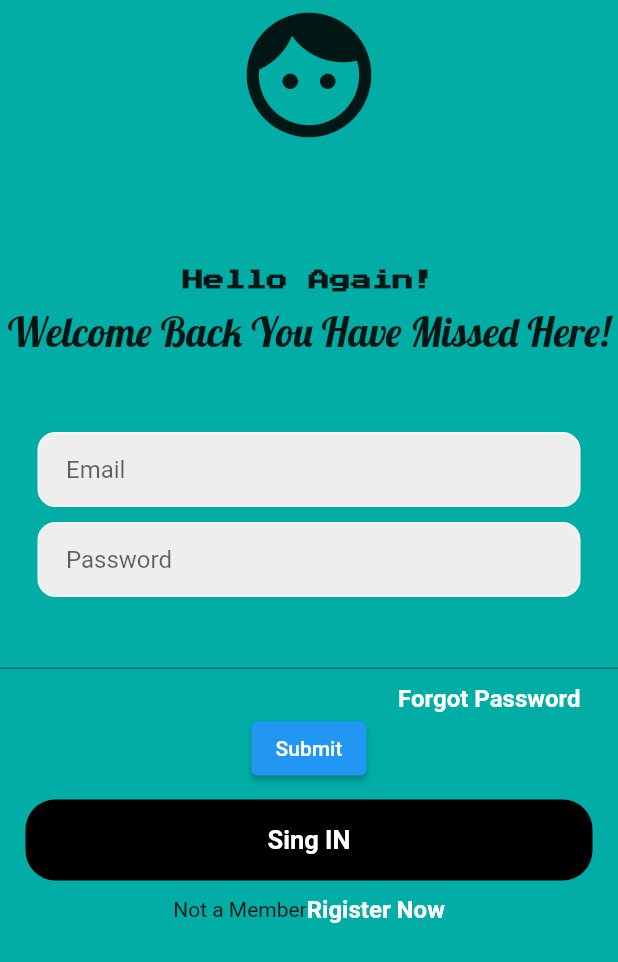
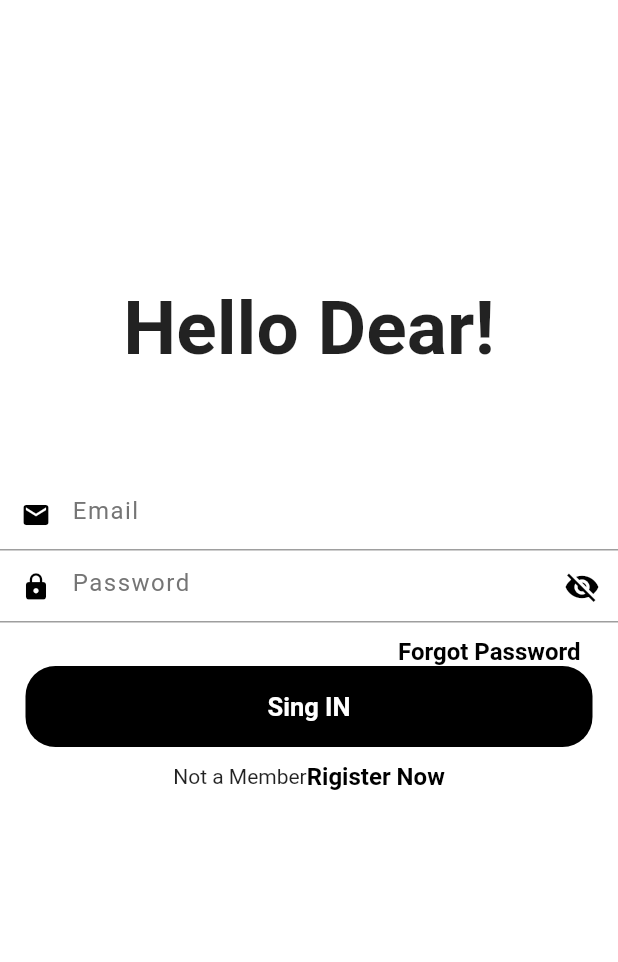
Before and after one commit to cwy7576/Application-, a Flutter app: the LoginPage screen opened directly with empty values, on a phone screen of 412 x 824 dp. Shown: the top 962 px of the screen. Run offline on Flutter 3.47's test engine with Material 2 defaults, Android fonts, the phone set to English and light mode, and no system bars; our stand-ins replace cloud_firestore, firebase_auth, firebase_core, google_fonts, math_expressions, pinput; accounts and stored records are empty; Roboto replaces fonts that are missing (Montaga).

Commit message:
new desing

```diff
--- a/lib/pages/login_ui_page.dart
+++ b/lib/pages/login_ui_page.dart
@@ -1,5 +1,6 @@
 import 'package:firebase_auth/firebase_auth.dart';
 import 'package:flutter/material.dart';
+// ignore: unused_import
 import 'package:google_fonts/google_fonts.dart';
 
 import 'ForgotPasswordPage.dart';
@@ -13,6 +14,31 @@ class LoginPage extends StatefulWidget {
 }
 
 class _LoginPageState extends State<LoginPage> {
+  bool _isHidden = true;
+
+  void _togglePasswordView() {
+    setState(() {
+      _isHidden = !_isHidden;
+    });
+  }
+  //   bool _obscureText = false;
+  // late String _password;
+
+  // // Toggles the password show status
+  // void _toggle() {
+  //   setState(() {
+  //     _obscureText = !_obscureText;
+  //   });
+  // }
+
+  //   @override
+  // void initState() {
+  //   // TODO: implement initState
+
+  //   super.initState();
+  // }
+
+
   final _formKey = GlobalKey<FormState>();
 
 // GlobalKey>FormState> formkey = GlobalKey<FormState>();
@@ -41,6 +67,7 @@ class _LoginPageState extends State<LoginPage> {
     Navigator.of(context).pop();
   }
 
+
   void dispose() {
     _emailContorller.dispose();
     _passwordContorller.dispose();
@@ -51,7 +78,7 @@ class _LoginPageState extends State<LoginPage> {
   @override
   Widget build(BuildContext context) {
     return Scaffold(
-      backgroundColor: const Color.fromARGB(255, 2, 173, 165),
+      backgroundColor: Color.fromARGB(255, 255, 255, 255),
       // appBar: AppBar(
       //   centerTitle: true,
       //   title: const Text('LOgIN'),
@@ -62,100 +89,158 @@ class _LoginPageState extends State<LoginPage> {
             crossAxisAlignment: CrossAxisAlignment.center,
             mainAxisAlignment: MainAxisAlignment.center,
             children: [
-              const Icon(
-                Icons.face,
-                size: 100,
-              ),
+              // const Icon(
+              //   Icons.login,
+              //   size: 100,
+              // ),
 
               const SizedBox(
-                height: 80,
+                height: 190,
               ),
 
               // hellow again
 
               Text(
-                'Hello Again!',
-                style: GoogleFonts.pressStart2p(
+                'Hello Dear!',
+                style: GoogleFonts.montaga(
                   textStyle: const TextStyle(
                     fontWeight: FontWeight.bold,
+                    fontSize: 50,
                   ),
                 ),
               ),
               const SizedBox(
                 height: 10,
               ),
-              Text(
-                'Welcome Back You Have Missed Here!',
-                style: GoogleFonts.lobster(
-                  textStyle: const TextStyle(
-                    fontSize: 27,
-                  ),
-                ),
+              // Text(
+              //   'Welcome Back You Have Missed Here!',
+              //   style: GoogleFonts.lobster(
+              //     textStyle: const TextStyle(
+              //       fontSize: 27,
+              //     ),
+              //   ),
 
-                // style: TextStyle(
-                //   fontSize: 20,
-                // ),
-              ),
+              //   // style: TextStyle(
+              //   //   fontSize: 20,
+              //   // ),
+              // ),
               const SizedBox(
                 height: 50,
               ),
 
               // text email
-              Padding(
-                padding: const EdgeInsets.symmetric(horizontal: 25.0),
-                child: Container(
-                  decoration: BoxDecoration(
-                    color: Colors.grey[200],
-                    border: Border.all(color: Colors.white),
-                    borderRadius: BorderRadius.circular(12),
+              // Padding(
+              //   padding: const EdgeInsets.symmetric(horizontal: 25.0),
+              //   child: Container(
+              //     decoration: BoxDecoration(
+              //       color: Colors.grey[200],
+              //       border: Border.all(color: Colors.white),
+              //       borderRadius: BorderRadius.circular(12),
+              //     ),
+              //     child: Padding(
+              //       padding: const EdgeInsets.only(left: 18),
+              //       child: TextField(
+              //         key: _formKey,
+              //         controller: _emailContorller,
+              //         decoration: const InputDecoration(
+              //           border: InputBorder.none,
+              //           hintText: 'Email',
+              //           prefixIcon: Icon(Icons.email,
+              //           size: 20,
+              //           color: Colors.black,)
+              //         ),
+
+              //       ),
+              //     ),
+              //   ),
+              // ),
+              // password TExt FIeld
+              const SizedBox(
+                height: 10,
+              ),
+              Center(
+                    child: TextField(
+                  controller: _emailContorller,
+                  cursorColor: Color.fromARGB(255, 0, 0, 0),
+                  decoration: InputDecoration(
+                    focusedBorder: const OutlineInputBorder(
+                      borderSide: BorderSide(color: Color.fromARGB(255, 0, 0, 0), width: 2.0),
+                    ),
+                    hintText: 'Email',
+                    prefixIcon: Icon(Icons.email,
+                        size: 20,
+                        color: Colors.black,),
+
+                    hintStyle: TextStyle(
+                      color: Colors.grey[600],
+                      letterSpacing: 1.0,
+                    ),
                   ),
-                  child: Padding(
-                    padding: const EdgeInsets.only(left: 18),
-                    child: TextField(
-                      key: _formKey,
-                      controller: _emailContorller,
-                      decoration: const InputDecoration(
-                        border: InputBorder.none,
-                        hintText: 'Email',
+                )),
+              // Padding(
+              //   padding: const EdgeInsets.symmetric(horizontal: 25.0),
+              //   child: Container(
+              //     decoration: BoxDecoration(
+              //       color: Colors.grey[200],
+              //       border: Border.all(color: Colors.white),
+              //       borderRadius: BorderRadius.circular(12),
+              //     ),
+              //     child: Padding(
+              //       padding: const EdgeInsets.only(left: 18),
+              //       child: TextField(
+              //         controller: _passwordContorller,
+              //         obscureText: true,
+
+              //         decoration: const InputDecoration(
+              //           border: InputBorder.none,
+              //           hintText: 'Password',
+              //            prefixIcon: Icon(Icons.lock,
+              //           size: 20,
+              //           color: Colors.black,),
+              //         ),
+
+              //       ),
+              //     ),
+              //   ),
+              // ),
+              Center(
+                  child: TextField(
+                    cursorColor: Color.fromARGB(255, 0, 0, 0),
+                    controller: _passwordContorller,
+                    obscureText: _isHidden,
+                    decoration: InputDecoration(
+                      focusedBorder: const OutlineInputBorder(
+                        borderSide:
+                            BorderSide(color: Color.fromARGB(255, 0, 0, 0), width: 2.0),
+                      ),
+                      hintText: 'Password',
+                      prefixIcon: Icon(Icons.lock,
+                        size: 20,
+                        color: Colors.black,),
+
+                      hintStyle: TextStyle(
+                        color: Colors.grey[600],
+                        letterSpacing: 1.0,
+                      ),
+                      suffixIcon: GestureDetector(
+                        onTap: _togglePasswordView,
+                        child: Icon(
+                          _isHidden ? Icons.visibility_off : Icons.visibility,
+                          color: Color.fromARGB(255, 0, 0, 0),
+                        ),
                       ),
                     ),
                   ),
                 ),
-              ),
-              // password TExt FIeld
-              const SizedBox(
-                height: 10,
-              ),
-              Padding(
-                padding: const EdgeInsets.symmetric(horizontal: 25.0),
-                child: Container(
-                  decoration: BoxDecoration(
-                    color: Colors.grey[200],
-                    border: Border.all(color: Colors.white),
-                    borderRadius: BorderRadius.circular(12),
-                  ),
-                  child: Padding(
-                    padding: const EdgeInsets.only(left: 18),
-                    child: TextField(
-                      controller: _passwordContorller,
-                      obscureText: true,
-                      decoration: const InputDecoration(
-                        border: InputBorder.none,
-                        hintText: 'Password',
-                      ),
-                    ),
-                  ),
-                ),
-              ),
-              TextFormField(
-                // The validator receives the text that the user has entered.
-                validator: (value) {
-                  if (value == null || value.isEmpty) {
-                    return 'Please enter Email and Password';
-                  } else
-                    return null;
-                },
-              ),
+              // TextFormField(
+              //   // The validator receives the text that the user has entered.
+              //   validator: (value) {
+              //     if (value == null || value.isEmpty) {
+              //       return 'Please enter Email and Password';
+              //     } else
+              //       return null;
+              //   },
+              // ),
               const SizedBox(
                 height: 10.0,
               ),
@@ -180,28 +265,28 @@ class _LoginPageState extends State<LoginPage> {
                           style: TextStyle(
                             fontWeight: FontWeight.bold,
                             fontSize: 16,
-                            color: Colors.white,
+                            color: Color.fromARGB(255, 0, 0, 0),
                           ),
                         )),
                   ],
                 ),
               ),
-              ElevatedButton(
-                onPressed: () {
-                  // Validate returns true if the form is valid, or false otherwise.
-                  if (_formKey.currentState!.validate()) {
-                    // If the form is valid, display a snackbar. In the real world,
-                    // you'd often call a server or save the information in a database.
-                    ScaffoldMessenger.of(context).showSnackBar(
-                      const SnackBar(content: Text('Processing Data')),
-                    );
-                  }
-                },
-                child: const Text('Submit'),
-              ),
-              const SizedBox(
-                height: 10.0,
-              ),
+              // ElevatedButton(
+              //   onPressed: () {
+              //     // Validate returns true if the form is valid, or false otherwise.
+              //     if (_formKey.currentState!.validate()) {
+              //       // If the form is valid, display a snackbar. In the real world,
+              //       // you'd often call a server or save the information in a database.
+              //       ScaffoldMessenger.of(context).showSnackBar(
+              //         const SnackBar(content: Text('Processing Data')),
+              //       );
+              //     }
+              //   },
+              //   child: const Text('Submit'),
+              // ),
+              // const SizedBox(
+              //   height: 10.0,
+              // ),
               //sing in buttom
               Padding(
                   padding: const EdgeInsets.symmetric(horizontal: 17.0),
@@ -241,7 +326,7 @@ class _LoginPageState extends State<LoginPage> {
                       style: TextStyle(
                         fontWeight: FontWeight.bold,
                         fontSize: 16,
-                        color: Colors.white,
+                        color: Color.fromARGB(255, 0, 0, 0),
                       ),
                     ),
                   )
```
